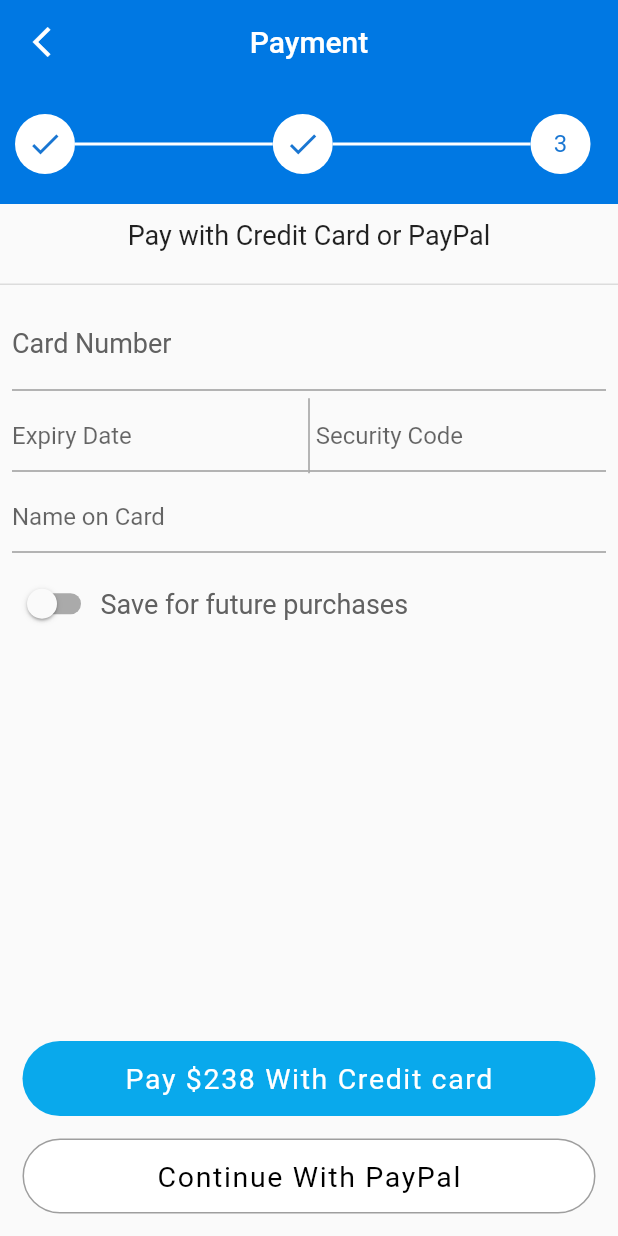
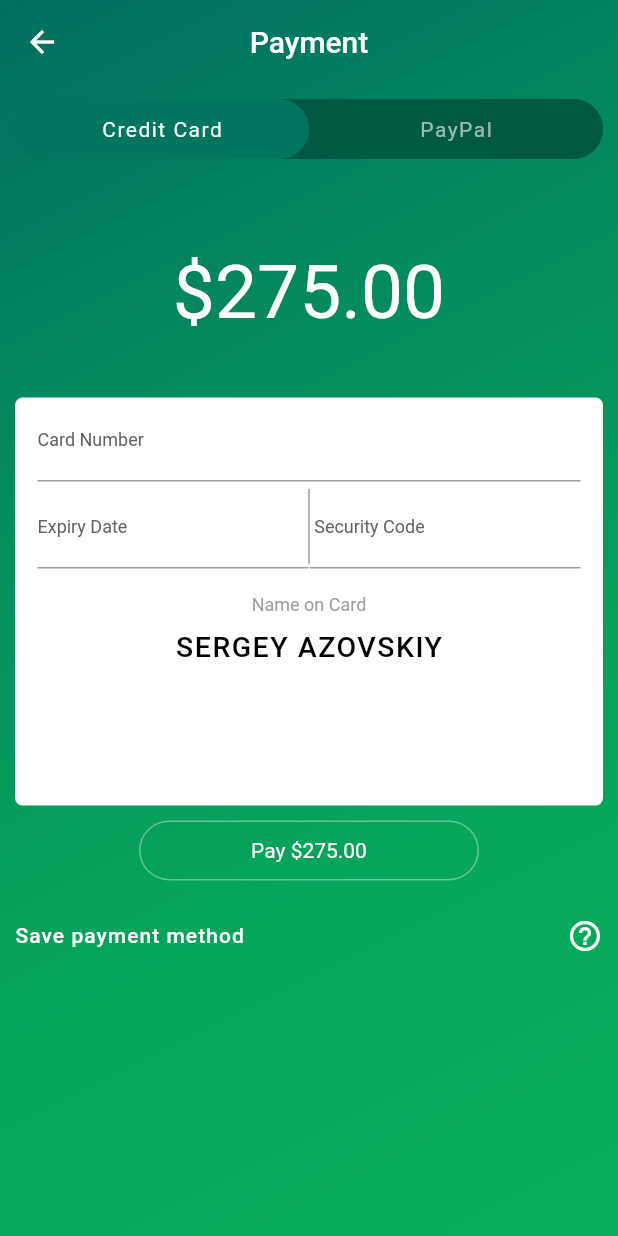
Before and after one commit to Mo0Khaled/Ui-Challenge-Flutter, a Flutter app: the screen it shows after launch, on a phone screen of 412 x 824 dp. Run offline on Flutter 3.47's test engine with Material 2 defaults, Android fonts, the phone set to English and light mode, and no system bars.

Commit message:
payment screen 2 done

```diff
--- a/lib/main.dart
+++ b/lib/main.dart
@@ -1,5 +1,6 @@
 import 'package:flutter/material.dart';
 import 'package:ui_challange/payment/payment1/payment1.dart';
+import 'package:ui_challange/payment/payment2/payment2.dart';
 
 void main() {
   runApp(MyApp());
@@ -10,10 +11,11 @@ class MyApp extends StatelessWidget {
   Widget build(BuildContext context) {
     return MaterialApp(
       debugShowCheckedModeBanner: false,
-      title: 'Ui Challange',
-      initialRoute: Payment1.routeId,
+      title: 'Ui Challenge',
+      initialRoute: Payment2.routeId,
       routes: {
-        Payment1.routeId:(context)=>Payment1(),
+        Payment1.routeId:(context)=> Payment1(),
+        Payment2.routeId:(context)=>Payment2(),
       },
     );
   }
--- /dev/null
+++ b/lib/payment/payment2/payment2.dart
@@ -0,0 +1,251 @@
+import 'package:flutter/cupertino.dart';
+import 'package:flutter/material.dart';
+
+class Payment2 extends StatefulWidget {
+  static const routeId = '/payment-2';
+
+  @override
+  _Payment2State createState() => _Payment2State();
+}
+
+class _Payment2State extends State<Payment2> {
+  bool card1 = true;
+  bool card2 = false;
+  Color activeColor = Color(0xFF01765f);
+  Color inActiveColor = Color(0xFF015942);
+  bool _visible = false;
+  @override
+  void initState() {
+    super.initState();
+    Future.delayed(Duration(milliseconds: 500),(){
+      setState(() {
+        _visible = true;
+      });
+    });
+  }
+  @override
+  Widget build(BuildContext context) {
+    return Stack(children: [
+      Container(
+        width: double.infinity,
+        height: double.infinity,
+        decoration: BoxDecoration(
+          gradient: LinearGradient(colors: [
+            Color(0xFF006e60),
+            Color(0xFF048d5d),
+            Color(0xFF06a55b),
+            Color(0xFF08af5a),
+          ], begin: Alignment.topLeft, end: Alignment.bottomRight),
+        ),
+      ),
+      Scaffold(
+        backgroundColor: Colors.transparent,
+        appBar: AppBar(
+          backgroundColor: Colors.transparent,
+          elevation: 0,
+          title: Text("Payment"),
+          centerTitle: true,
+          leading: IconButton(icon: Icon(Icons.arrow_back), onPressed: () {}),
+        ),
+        body: SingleChildScrollView(
+          child: Column(
+            children: [
+              TweenAnimationBuilder(
+                tween: Tween<double>(begin: 0, end: 40),
+                curve: Curves.ease,
+                duration: Duration(seconds: 2),
+                builder:(context,size,ch)=> Container(
+                  width: double.infinity,
+                  margin: EdgeInsets.symmetric(horizontal: 10, vertical: 10),
+                  height: size,
+                  decoration: BoxDecoration(
+                    color: Color(0xFF015842),
+                    borderRadius: BorderRadius.circular(25),
+                  ),
+                  child: Row(
+                    children: [
+                      Expanded(
+                        child: GestureDetector(
+                          onTap: () {
+                            setState(() {
+                              card1 = true;
+                              card2 = false;
+                            });
+                          },
+                          child: Container(
+                            alignment: Alignment.center,
+                            height: double.infinity,
+                            decoration: BoxDecoration(
+                              color: card1 ? activeColor : inActiveColor,
+                              borderRadius: BorderRadius.circular(20),
+                            ),
+                            child: Text(
+                              "Credit Card",
+                              style: TextStyle(
+                                  color: card1 ? Colors.white : Colors.white60,
+                                  letterSpacing: 1),
+                            ),
+                          ),
+                        ),
+                      ),
+                      Expanded(
+                        child: GestureDetector(
+                          onTap: () {
+                            setState(() {
+                              card1 = false;
+                              card2 = true;
+                            });
+                          },
+                          child: Container(
+                            alignment: Alignment.center,
+                            height: double.infinity,
+                            decoration: BoxDecoration(
+                              color: card2 ? activeColor : inActiveColor,
+                              borderRadius: BorderRadius.circular(20),
+                            ),
+                            child: Text(
+                              'PayPal',
+                              style: TextStyle(
+                                  color: card2 ? Colors.white : Colors.white60,
+                                  letterSpacing: 1),
+                            ),
+                          ),
+                        ),
+                      ),
+                    ],
+                  ),
+                ),
+              ),
+              SizedBox(
+                height: 50,
+              ),
+              AnimatedOpacity(
+                duration: Duration(milliseconds: 500),
+                curve: Curves.easeIn,
+                opacity: _visible ? 1 : 0,
+                child: Text(
+                  "\$275.00",
+                  style: TextStyle(color: Colors.white, fontSize: 50),
+                ),
+              ),
+              SizedBox(
+                height: 30,
+              ),
+              Container(
+                margin: EdgeInsets.symmetric(horizontal: 10, vertical: 10),
+                width: double.infinity,
+                height: MediaQuery.of(context).size.height * 0.33,
+                decoration: BoxDecoration(
+                  color: Colors.white,
+                  borderRadius: BorderRadius.circular(5),
+                ),
+                child: Padding(
+                  padding: const EdgeInsets.symmetric(horizontal: 15),
+                  child: Form(
+                    child: Column(
+                      crossAxisAlignment: CrossAxisAlignment.center,
+                      children: [
+                        TextFormField(
+                          decoration: InputDecoration(
+                            hintStyle: TextStyle(
+                              color: Colors.black,
+                              fontSize: 14,
+                            ),
+                            labelText: "Card Number",
+                            labelStyle: TextStyle(
+                              color: Colors.grey.shade700,
+                              fontSize: 12,
+                            ),
+                          ),
+                          textAlign: TextAlign.center,
+                        ),
+                        Container(
+                          height: 60,
+                          child: Row(
+                            mainAxisAlignment: MainAxisAlignment.spaceBetween,
+                            children: [
+                              Expanded(
+                                child: SizedBox(
+                                  width: MediaQuery.of(context).size.width / 2 -
+                                      50,
+                                  child: TextFormField(
+                                    decoration: InputDecoration(
+                                      labelText: 'Expiry Date',
+                                      labelStyle: TextStyle(
+                                        color: Colors.grey.shade700,
+                                        fontSize: 12,
+                                      ),
+                                    ),
+                                    textAlign: TextAlign.center,
+                                  ),
+                                ),
+                              ),
+                              SizedBox(
+                                height: 50,
+                                width: 1,
+                                child: Container(
+                                  color: Colors.grey,
+                                ),
+                              ),
+                              Expanded(
+                                child: SizedBox(
+                                  width: MediaQuery.of(context).size.width / 2 -
+                                      50,
+                                  child: TextFormField(
+                                    decoration: InputDecoration(
+                                      labelText: ' Security Code',
+                                      labelStyle: TextStyle(
+                                        color: Colors.grey.shade700,
+                                        fontSize: 12,
+                                      ),
+                                    ),
+                                    textAlign: TextAlign.center,
+                                  ),
+                                ),
+                              ),
+                            ],
+                          ),
+                        ),
+                        SizedBox(height: 15,),
+                        Text("Name on Card",style: TextStyle(color: Colors.grey,fontSize: 12),),
+                        SizedBox(height: 10,),
+                        Text("SERGEY AZOVSKIY",style: TextStyle(color: Colors.black,fontSize: 19,fontWeight: FontWeight.w500,letterSpacing: 1),),
+                      ],
+                    ),
+                  ),
+                ),
+              ),
+              AnimatedOpacity(
+                duration: Duration(milliseconds: 800),
+                curve: Curves.easeInCubic,
+                opacity: _visible ? 1 : 0,
+                child: Container(
+                  alignment: Alignment.center,
+                  width: MediaQuery.of(context).size.width * 0.55,
+                  height: 40,
+                  decoration: BoxDecoration(
+                    color: Colors.transparent,
+                    borderRadius: BorderRadius.circular(25),
+                    border: Border.all(width: 1,color: Colors.white38),
+                  ),
+                  child: Text("Pay \$275.00",style: TextStyle(color: Colors.white),),
+                ),
+              ),
+              SizedBox(height: 25,),
+              Padding(
+                padding: const EdgeInsets.symmetric(horizontal: 10),
+                child: Row(
+                  mainAxisAlignment: MainAxisAlignment.spaceBetween,
+                  children: [
+                    Text("Save payment method",style: TextStyle(color: Colors.white,letterSpacing: 0.7,fontWeight: FontWeight.w500),),
+                    Icon(Icons.help_outline,color: Colors.white,)
+                  ],
+                ),
+              ),
+            ],
+          ),
+        ),
+      ),
+    ]);
+  }
+}
```
